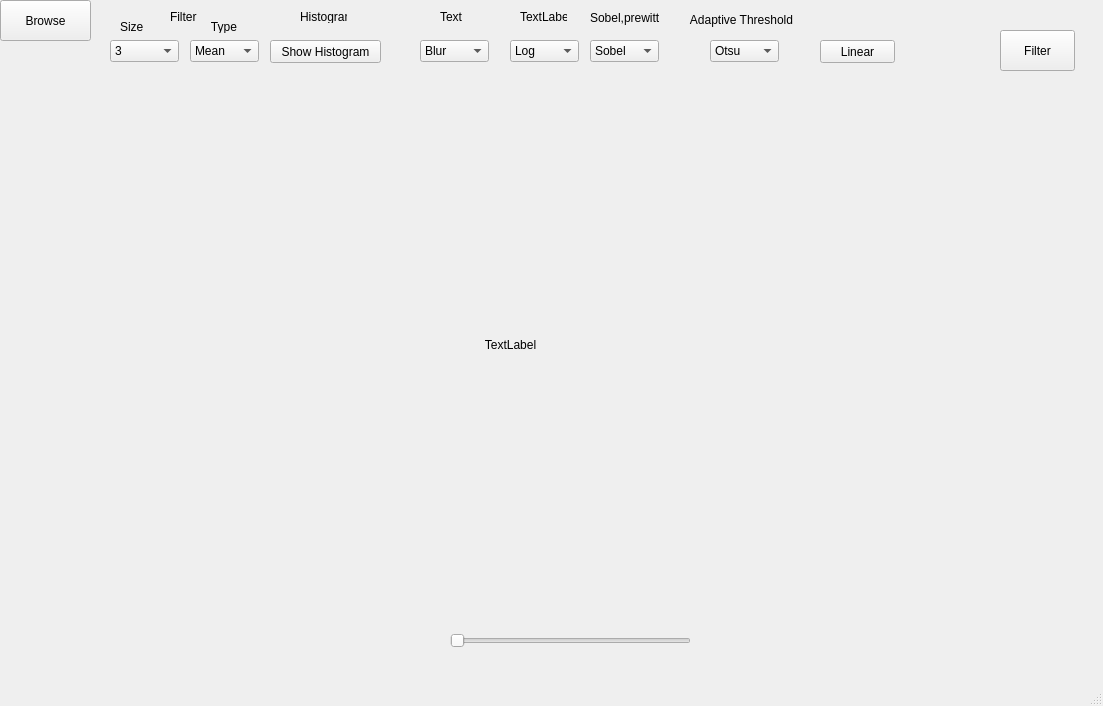
This is Exercise/XLA/mid.ui in LHKode/Image-Processing as Qt 5 draws it before an edit. The edited form follows.
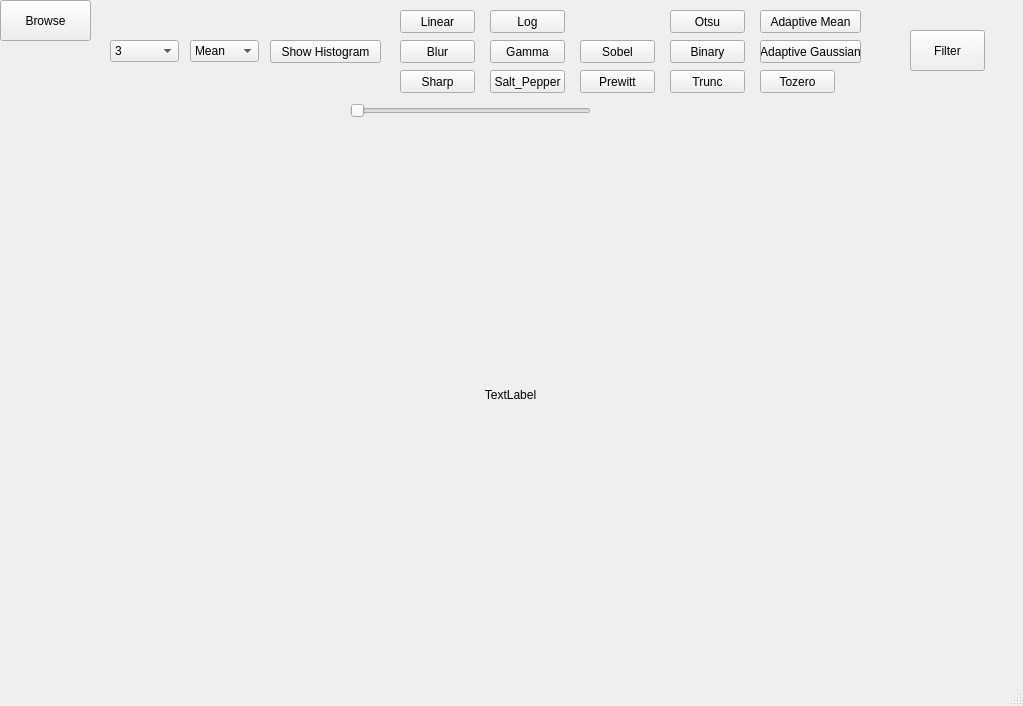
This is the edited form.

Commit message: Update Qt designer file

```diff
--- a/Exercise/XLA/mid.ui
+++ b/Exercise/XLA/mid.ui
@@ -6,7 +6,7 @@
    <rect>
     <x>0</x>
     <y>0</y>
-    <width>1103</width>
+    <width>1023</width>
     <height>706</height>
    </rect>
   </property>
@@ -17,8 +17,8 @@
    <widget class="QSlider" name="brightness">
     <property name="geometry">
      <rect>
-      <x>450</x>
-      <y>630</y>
+      <x>350</x>
+      <y>100</y>
       <width>241</width>
       <height>21</height>
      </rect>
@@ -27,91 +27,6 @@
      <enum>Qt::Horizontal</enum>
     </property>
    </widget>
-   <widget class="QComboBox" name="comboBox">
-    <property name="geometry">
-     <rect>
-      <x>510</x>
-      <y>40</y>
-      <width>69</width>
-      <height>22</height>
-     </rect>
-    </property>
-    <item>
-     <property name="text">
-      <string>Log</string>
-     </property>
-    </item>
-    <item>
-     <property name="text">
-      <string>Gamma</string>
-     </property>
-    </item>
-   </widget>
-   <widget class="QLabel" name="label_2">
-    <property name="geometry">
-     <rect>
-      <x>520</x>
-      <y>10</y>
-      <width>47</width>
-      <height>13</height>
-     </rect>
-    </property>
-    <property name="text">
-     <string>TextLabel</string>
-    </property>
-   </widget>
-   <widget class="QLabel" name="label_3">
-    <property name="geometry">
-     <rect>
-      <x>170</x>
-      <y>10</y>
-      <width>47</width>
-      <height>13</height>
-     </rect>
-    </property>
-    <property name="text">
-     <string>Filter</string>
-    </property>
-   </widget>
-   <widget class="QLabel" name="label_4">
-    <property name="geometry">
-     <rect>
-      <x>300</x>
-      <y>10</y>
-      <width>47</width>
-      <height>13</height>
-     </rect>
-    </property>
-    <property name="text">
-     <string>Histogram</string>
-    </property>
-   </widget>
-   <widget class="QLabel" name="label_5">
-    <property name="geometry">
-     <rect>
-      <x>440</x>
-      <y>10</y>
-      <width>47</width>
-      <height>13</height>
-     </rect>
-    </property>
-    <property name="text">
-     <string>Text</string>
-    </property>
-   </widget>
-   <widget class="QLabel" name="label_6">
-    <property name="geometry">
-     <rect>
-      <x>590</x>
-      <y>10</y>
-      <width>81</width>
-      <height>16</height>
-     </rect>
-    </property>
-    <property name="text">
-     <string>Sobel,prewitt</string>
-    </property>
-   </widget>
    <widget class="QComboBox" name="typeCbb">
     <property name="geometry">
      <rect>
@@ -167,33 +82,7 @@
      </property>
     </item>
    </widget>
-   <widget class="QLabel" name="label_7">
-    <property name="geometry">
-     <rect>
-      <x>120</x>
-      <y>20</y>
-      <width>47</width>
-      <height>13</height>
-     </rect>
-    </property>
-    <property name="text">
-     <string>Size</string>
-    </property>
-   </widget>
-   <widget class="QLabel" name="label_8">
-    <property name="geometry">
-     <rect>
-      <x>190</x>
-      <y>20</y>
-      <width>47</width>
-      <height>13</height>
-     </rect>
-    </property>
-    <property name="text">
-     <string>&lt;html&gt;&lt;head/&gt;&lt;body&gt;&lt;p align=&quot;right&quot;&gt;Type&lt;/p&gt;&lt;/body&gt;&lt;/html&gt;</string>
-    </property>
-   </widget>
-   <widget class="QPushButton" name="pushButton">
+   <widget class="QPushButton" name="histogram">
     <property name="geometry">
      <rect>
       <x>270</x>
@@ -206,117 +95,11 @@
      <string>Show Histogram</string>
     </property>
    </widget>
-   <widget class="QComboBox" name="comboBox_4">
+   <widget class="QPushButton" name="linearBtn">
     <property name="geometry">
      <rect>
-      <x>590</x>
-      <y>40</y>
-      <width>69</width>
-      <height>22</height>
-     </rect>
-    </property>
-    <item>
-     <property name="text">
-      <string>Sobel</string>
-     </property>
-    </item>
-    <item>
-     <property name="text">
-      <string>Prewitt</string>
-     </property>
-    </item>
-    <item>
-     <property name="text">
-      <string/>
-     </property>
-    </item>
-   </widget>
-   <widget class="QLabel" name="label_9">
-    <property name="geometry">
-     <rect>
-      <x>686</x>
+      <x>400</x>
       <y>10</y>
-      <width>111</width>
-      <height>20</height>
-     </rect>
-    </property>
-    <property name="text">
-     <string>&lt;html&gt;&lt;head/&gt;&lt;body&gt;&lt;p align=&quot;center&quot;&gt;Adaptive Threshold&lt;/p&gt;&lt;/body&gt;&lt;/html&gt;</string>
-    </property>
-   </widget>
-   <widget class="QComboBox" name="comboBox_5">
-    <property name="geometry">
-     <rect>
-      <x>710</x>
-      <y>40</y>
-      <width>69</width>
-      <height>22</height>
-     </rect>
-    </property>
-    <property name="currentIndex">
-     <number>3</number>
-    </property>
-    <item>
-     <property name="text">
-      <string>Binary</string>
-     </property>
-    </item>
-    <item>
-     <property name="text">
-      <string>Trunc</string>
-     </property>
-    </item>
-    <item>
-     <property name="text">
-      <string>Tozero</string>
-     </property>
-    </item>
-    <item>
-     <property name="text">
-      <string>Otsu</string>
-     </property>
-    </item>
-    <item>
-     <property name="text">
-      <string>AdaptiveMean</string>
-     </property>
-    </item>
-    <item>
-     <property name="text">
-      <string>AdaptiveGauss</string>
-     </property>
-    </item>
-   </widget>
-   <widget class="QComboBox" name="comboBox_6">
-    <property name="geometry">
-     <rect>
-      <x>420</x>
-      <y>40</y>
-      <width>69</width>
-      <height>22</height>
-     </rect>
-    </property>
-    <item>
-     <property name="text">
-      <string>Blur</string>
-     </property>
-    </item>
-    <item>
-     <property name="text">
-      <string>Sharp</string>
-     </property>
-    </item>
-    <item>
-     <property name="text">
-      <string>Salt_Pepper</string>
-     </property>
-    </item>
-   </widget>
-   <widget class="QPushButton" name="pushButton_2">
-    <property name="geometry">
-     <rect>
-      <x>820</x>
-      <y>40</y>
       <width>75</width>
       <height>23</height>
      </rect>
@@ -342,7 +125,7 @@
     <property name="geometry">
      <rect>
       <x>40</x>
-      <y>90</y>
+      <y>140</y>
       <width>941</width>
       <height>511</height>
      </rect>
@@ -354,7 +137,7 @@
    <widget class="QPushButton" name="filBtn">
     <property name="geometry">
      <rect>
-      <x>1000</x>
+      <x>910</x>
       <y>30</y>
       <width>75</width>
       <height>41</height>
@@ -364,6 +147,175 @@
      <string>Filter</string>
     </property>
    </widget>
+   <widget class="QPushButton" name="blurBtn">
+    <property name="geometry">
+     <rect>
+      <x>400</x>
+      <y>40</y>
+      <width>75</width>
+      <height>23</height>
+     </rect>
+    </property>
+    <property name="text">
+     <string>Blur</string>
+    </property>
+   </widget>
+   <widget class="QPushButton" name="sharpBtn">
+    <property name="geometry">
+     <rect>
+      <x>400</x>
+      <y>70</y>
+      <width>75</width>
+      <height>23</height>
+     </rect>
+    </property>
+    <property name="text">
+     <string>Sharp</string>
+    </property>
+   </widget>
+   <widget class="QPushButton" name="saltpepBtn">
+    <property name="geometry">
+     <rect>
+      <x>490</x>
+      <y>70</y>
+      <width>75</width>
+      <height>23</height>
+     </rect>
+    </property>
+    <property name="text">
+     <string>Salt_Pepper</string>
+    </property>
+   </widget>
+   <widget class="QPushButton" name="logBtn">
+    <property name="geometry">
+     <rect>
+      <x>490</x>
+      <y>10</y>
+      <width>75</width>
+      <height>23</height>
+     </rect>
+    </property>
+    <property name="text">
+     <string>Log</string>
+    </property>
+   </widget>
+   <widget class="QPushButton" name="gammaBtn">
+    <property name="geometry">
+     <rect>
+      <x>490</x>
+      <y>40</y>
+      <width>75</width>
+      <height>23</height>
+     </rect>
+    </property>
+    <property name="text">
+     <string>Gamma</string>
+    </property>
+   </widget>
+   <widget class="QPushButton" name="sobelBtn">
+    <property name="geometry">
+     <rect>
+      <x>580</x>
+      <y>40</y>
+      <width>75</width>
+      <height>23</height>
+     </rect>
+    </property>
+    <property name="text">
+     <string>Sobel</string>
+    </property>
+   </widget>
+   <widget class="QPushButton" name="prewittBtn">
+    <property name="geometry">
+     <rect>
+      <x>580</x>
+      <y>70</y>
+      <width>75</width>
+      <height>23</height>
+     </rect>
+    </property>
+    <property name="text">
+     <string>Prewitt</string>
+    </property>
+   </widget>
+   <widget class="QPushButton" name="otsuBtn">
+    <property name="geometry">
+     <rect>
+      <x>670</x>
+      <y>10</y>
+      <width>75</width>
+      <height>23</height>
+     </rect>
+    </property>
+    <property name="text">
+     <string>Otsu</string>
+    </property>
+   </widget>
+   <widget class="QPushButton" name="binaryBtn">
+    <property name="geometry">
+     <rect>
+      <x>670</x>
+      <y>40</y>
+      <width>75</width>
+      <height>23</height>
+     </rect>
+    </property>
+    <property name="text">
+     <string>Binary</string>
+    </property>
+   </widget>
+   <widget class="QPushButton" name="truncBtn">
+    <property name="geometry">
+     <rect>
+      <x>670</x>
+      <y>70</y>
+      <width>75</width>
+      <height>23</height>
+     </rect>
+    </property>
+    <property name="text">
+     <string>Trunc</string>
+    </property>
+   </widget>
+   <widget class="QPushButton" name="tozeroBtn">
+    <property name="geometry">
+     <rect>
+      <x>760</x>
+      <y>70</y>
+      <width>75</width>
+      <height>23</height>
+     </rect>
+    </property>
+    <property name="text">
+     <string>Tozero</string>
+    </property>
+   </widget>
+   <widget class="QPushButton" name="adapGauss">
+    <property name="geometry">
+     <rect>
+      <x>760</x>
+      <y>40</y>
+      <width>101</width>
+      <height>23</height>
+     </rect>
+    </property>
+    <property name="text">
+     <string>Adaptive Gaussian</string>
+    </property>
+   </widget>
+   <widget class="QPushButton" name="adapMean">
+    <property name="geometry">
+     <rect>
+      <x>760</x>
+      <y>10</y>
+      <width>101</width>
+      <height>23</height>
+     </rect>
+    </property>
+    <property name="text">
+     <string>Adaptive Mean</string>
+    </property>
+   </widget>
   </widget>
   <widget class="QStatusBar" name="statusbar"/>
   <widget class="QMenuBar" name="menubar">
```
Left out of the diff: 2 changed lines with no effect on the pictures.
